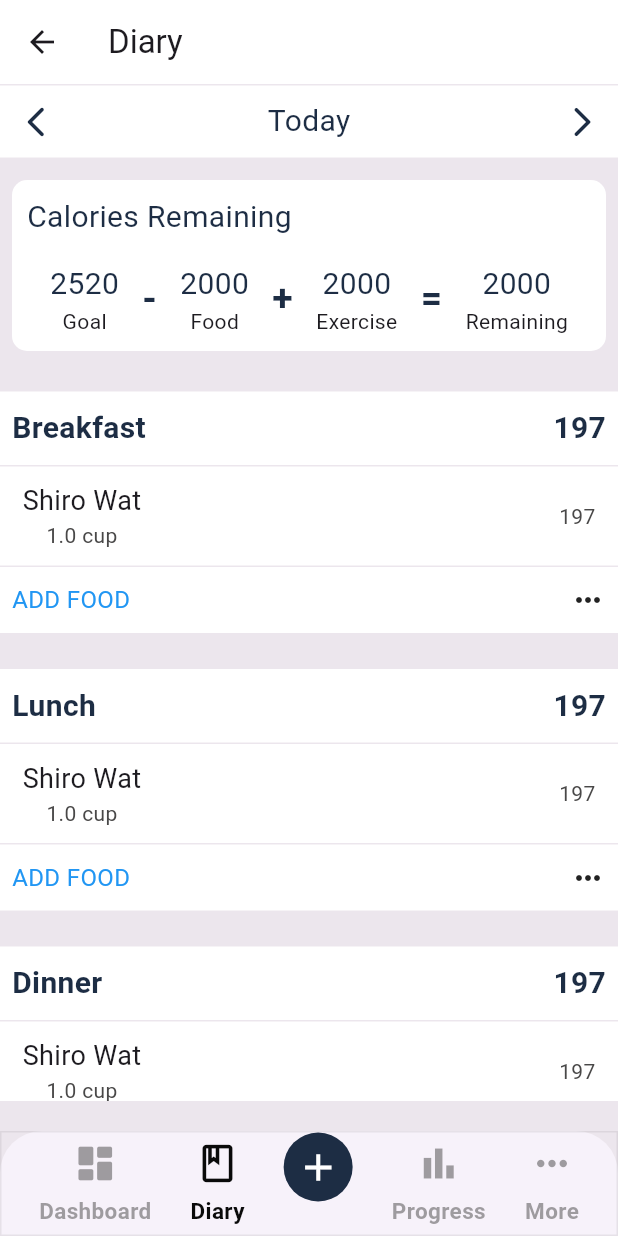
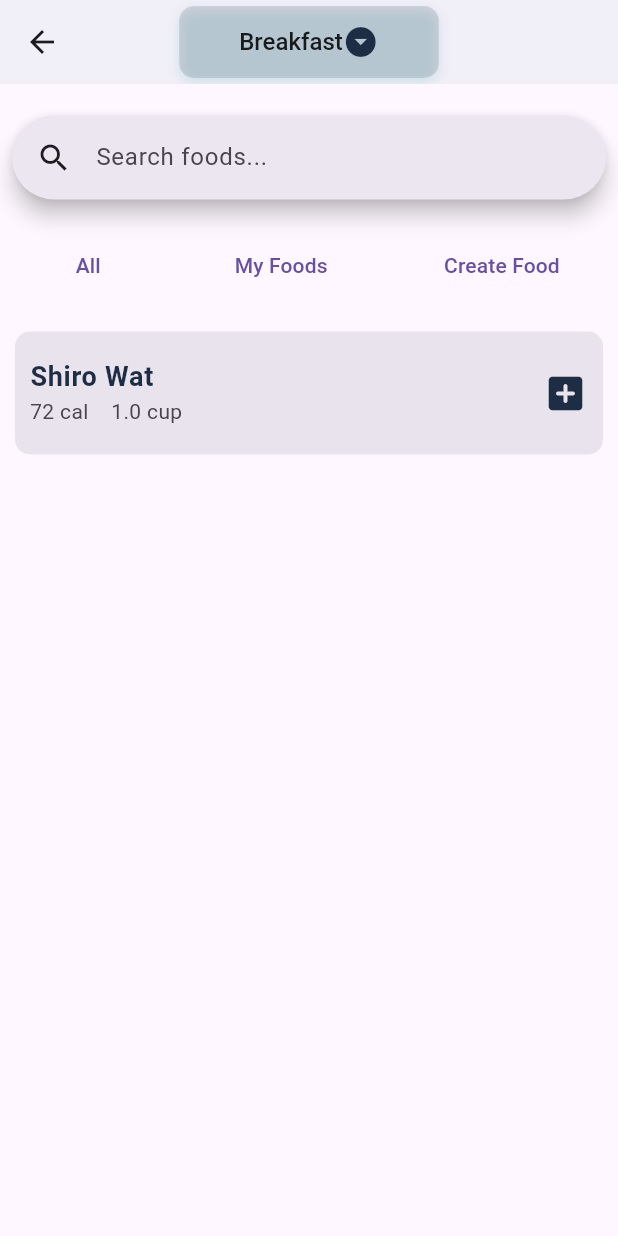
Before and after one commit to jabezinu/MyFitnesspal_TeamIV, a Flutter app: the MainPage screen opened by its route, item 2 of the bottom bar chosen, after a tap on "ADD FOOD", on a phone screen of 412 x 824 dp. Run offline on Flutter 3.47's test engine with Material 3 defaults, Android fonts, the phone set to English and light mode, and no system bars; our stand-ins replace equatable, flutter_bloc, percent_indicator; network calls fail.

Commit message:
added some pages

```diff
--- a/mobile_flutter/lib/logic/diary_items/diary_items_bloc.dart
+++ b/mobile_flutter/lib/logic/diary_items/diary_items_bloc.dart
@@ -6,31 +6,31 @@ Map<String, Map<String, dynamic>> item = {
   'Breakfast': {
     "kcal": 197.0,
     "food": [
-      {"name": "Shiro Wat", "kcal": 197.0},
+      {"name": "Shiro Wat", "kcal": 197.0, "amount": 1.0},
     ],
   },
   'Lunch': {
-    "kcal": 197.0,
+    "kcal": 198.0,
     "food": [
-      {"name": "Shiro Wat", "kcal": 197.0},
+      {"name": "Egg", "kcal": 198.0, "amount": 1.0},
     ],
   },
   'Dinner': {
     "kcal": 197.0,
     "food": [
-      {"name": "Shiro Wat", "kcal": 197.0},
+      {"name": "Shiro Wat", "kcal": 197.0, "amount": 1.0},
     ],
   },
   'Snacks': {
     "kcal": 197.0,
     "food": [
-      {"name": "Shiro Wat", "kcal": 197.0},
+      {"name": "Shiro Wat", "kcal": 197.0, "amount": 1.0},
     ],
   },
   'Exercise': {
     "kcal": 197.0,
     "food": [
-      {"name": "Running", "kcal": 197.0},
+      {"name": "Running", "kcal": 197.0, "amount": 1.0}, // amount = time
     ],
   },
 };
@@ -38,14 +38,24 @@ Map<String, Map<String, dynamic>> item = {
 class DiaryItemsBloc extends Bloc<DiaryItemsEvent, DiaryItemsState> {
   DiaryItemsBloc() : super(DiaryItemsState(item)) {
     on<ItemAddedToDiary>((event, emit) {
-      emit(
-        DiaryItemsState(
-          state.diaryItem[event.itemType]!["food"].add({
-            "name": event.itemName,
-            "kcal": event.kcal,
-          }),
-        ),
+      final Map<String, Map<String, dynamic>> updatedDiary =
+          Map<String, Map<String, dynamic>>.from(state.diaryItem);
+
+      final itemTypeMap = Map<String, dynamic>.from(
+        updatedDiary[event.itemType]!,
       );
+
+      final foodList = List<Map<String, dynamic>>.from(itemTypeMap["food"]);
+      foodList.add({"name": event.itemName, "kcal": event.kcal});
+
+      final updatedKcal = (itemTypeMap["kcal"] as int) + event.kcal;
+
+      itemTypeMap["food"] = foodList;
+      itemTypeMap["kcal"] = updatedKcal;
+
+      updatedDiary[event.itemType] = itemTypeMap;
+
+      emit(DiaryItemsState(updatedDiary));
     });
   }
 }
--- a/mobile_flutter/lib/router/app_router.dart
+++ b/mobile_flutter/lib/router/app_router.dart
@@ -1,5 +1,7 @@
+import 'package:flutter/cupertino.dart';
 import 'package:myfitnesspal/auth/landing_page.dart';
 import 'package:myfitnesspal/ui/screen/daily_checkin_page.dart';
+import 'package:myfitnesspal/ui/screen/food_selection.dart';
 import 'package:myfitnesspal/ui/screen/home.dart';
 import 'package:myfitnesspal/ui/screen/main_page.dart';
 import 'package:myfitnesspal/ui/screen/profile_page.dart';
@@ -14,4 +16,8 @@ final appRoute = {
   '/profile': (_) => ProfilePage(),
   '/waterLog': (_) => WaterLogPage(),
   '/dailyCheckin': (_) => DailyCheckinPage(),
+  '/food_selection': (context) {
+    final args = ModalRoute.of(context)!.settings.arguments as String;
+    return FoodSelection(foodType: args);
+  },
 };
--- a/mobile_flutter/lib/ui/screen/diary.dart
+++ b/mobile_flutter/lib/ui/screen/diary.dart
@@ -1,6 +1,8 @@
 import 'package:flutter/material.dart';
 import 'package:flutter_bloc/flutter_bloc.dart';
 import 'package:myfitnesspal/constatnts/app_colors.dart';
+import 'package:myfitnesspal/logic/diary_items/diary_items_bloc.dart';
+import 'package:myfitnesspal/logic/diary_items/diary_items_state.dart';
 
 class Diary extends StatelessWidget {
   const Diary({super.key});
@@ -178,6 +180,8 @@ Widget _BuildCaloryCal() {
 }
 
 Widget _BuildTabelDisplay(String itemType) {
+  return BlocBuilder<DiaryItemsBloc, DiaryItemsState>(
+    builder: (context, state) {
       return Column(
         children: [
           Container(
@@ -194,35 +198,30 @@ Widget _BuildTabelDisplay(String itemType) {
                     fontWeight: FontWeight.bold,
                   ),
                 ),
+
                 Text(
-              "197",
+                  state.diaryItem[itemType]!["kcal"].toString(),
                   style: TextStyle(
                     color: appBackground(1),
                     fontSize: 20,
                     fontWeight: FontWeight.bold,
                   ),
                 ),
-
-            // BlocBuilder(
-            //   builder: (context, state) {
-            //     return Text(
-            //       "197",
-            //       style: TextStyle(
-            //         color: appBackground(1),
-            //         fontSize: 20,
-            //         fontWeight: FontWeight.bold,
-            //       ),
-            //     );
-            //   },
-            // ),
               ],
             ),
           ),
 
-      _BuildFoodList(),
+          for (var foods in state.diaryItem[itemType]!["food"])
+            _BuildFoodList(itemType, foods),
 
           InkWell(
-        onTap: () {},
+            onTap: () {
+              Navigator.pushNamed(
+                context,
+                '/food_selection',
+                arguments: itemType,
+              );
+            },
             child: Container(
               padding: EdgeInsets.symmetric(vertical: 10, horizontal: 8),
               color: appWhite(1),
@@ -230,7 +229,7 @@ Widget _BuildTabelDisplay(String itemType) {
                 mainAxisAlignment: MainAxisAlignment.spaceBetween,
                 children: [
                   Text(
-                "ADD FOOD",
+                    itemType != "Exercise" ? "ADD FOOD" : "ADD Exercise",
                     style: TextStyle(color: Colors.blue, fontSize: 16),
                   ),
                   Icon(Icons.more_horiz_rounded),
@@ -240,9 +239,11 @@ Widget _BuildTabelDisplay(String itemType) {
           ),
         ],
       );
+    },
+  );
 }
 
-Widget _BuildFoodList() {
+Widget _BuildFoodList(String itemType, Map food) {
   return Container(
     color: appWhite(1),
     margin: EdgeInsets.symmetric(vertical: 1),
@@ -251,12 +252,18 @@ Widget _BuildFoodList() {
       mainAxisAlignment: MainAxisAlignment.spaceBetween,
       children: [
         Column(
+          crossAxisAlignment: CrossAxisAlignment.start,
+          spacing: 2,
           children: [
-            Text("Shiro Wat", style: TextStyle(fontSize: 18)),
-            Text("1.0 cup", style: TextStyle(color: appGrey(1))),
+            Text(food["name"], style: TextStyle(fontSize: 18)),
+            Text(
+              food["amount"].toString() +
+                  (itemType != "Exercise" ? " cup" : " min"),
+              style: TextStyle(color: appGrey(1)),
+            ),
           ],
         ),
-        Text("197", style: TextStyle(color: appGrey(1))),
+        Text(food["kcal"].toString(), style: TextStyle(color: appGrey(1))),
       ],
     ),
   );
--- /dev/null
+++ b/mobile_flutter/lib/ui/screen/food_selection.dart
@@ -0,0 +1,183 @@
+import 'package:flutter/material.dart';
+import 'package:myfitnesspal/constatnts/app_colors.dart';
+
+class FoodSelection extends StatefulWidget {
+  final String foodType;
+
+  const FoodSelection({required this.foodType, super.key});
+
+  @override
+  State<StatefulWidget> createState() => _FoodSelectionState(foodType);
+}
+
+class _FoodSelectionState extends State<FoodSelection> {
+  String foodType;
+
+  _FoodSelectionState(this.foodType);
+
+  @override
+  Widget build(BuildContext context) {
+    Size screenSize = MediaQuery.sizeOf(context);
+    return Scaffold(
+      appBar: AppBar(
+        centerTitle: true,
+        backgroundColor: Colors.white,
+        elevation: 4,
+        title: Container(
+          padding: const EdgeInsets.symmetric(horizontal: 40),
+          decoration: BoxDecoration(
+            color: appBackground(0.15),
+            borderRadius: BorderRadius.circular(10),
+            boxShadow: [
+              BoxShadow(
+                color: const Color.fromARGB(255, 76, 168, 175).withOpacity(0.2),
+                blurRadius: 6,
+                offset: const Offset(0, 3),
+              ),
+            ],
+          ),
+          child: DropdownButton<String>(
+            value: foodType,
+            icon: Icon(Icons.arrow_drop_down_circle, color: appBackground(1)),
+            underline: const SizedBox(),
+            style: const TextStyle(
+              color: Colors.black87,
+              fontSize: 16,
+              fontWeight: FontWeight.w500,
+            ),
+            onChanged: (String? newValue) {
+              setState(() {
+                foodType = newValue!;
+              });
+            },
+            items:
+                <String>[
+                  "Breakfast",
+                  "Lunch",
+                  "Dinner",
+                  "Snacks",
+                ].map<DropdownMenuItem<String>>((String value) {
+                  return DropdownMenuItem<String>(
+                    value: value,
+                    child: Text(value),
+                  );
+                }).toList(),
+          ),
+        ),
+      ),
+
+      body: Column(
+        spacing: 20,
+        children: [
+          SizedBox(height: 1),
+          _buildSearchAnchor(),
+
+          Row(
+            mainAxisAlignment: MainAxisAlignment.spaceAround,
+            children: [
+              TextButton(onPressed: () {}, child: Text("All")),
+              TextButton(onPressed: () {}, child: Text("My Foods")),
+              TextButton(onPressed: () {}, child: Text("Create Food")),
+            ],
+          ),
+          SizedBox(
+            // color: Colors.red,
+            height: screenSize.height / 1.5,
+            child: ListView(children: [_buildFoodShowing()]),
+          ),
+        ],
+      ),
+    );
+  }
+}
+
+Widget _buildSearchAnchor() {
+  final List<String> items = [
+    "Apple",
+    "Banana",
+    "Cherry",
+    "Date",
+    "Elderberry",
+    "Fig",
+    "Grape",
+    "Honeydew",
+  ];
+  return Padding(
+    padding: const EdgeInsets.symmetric(horizontal: 8.0),
+    child: SearchAnchor.bar(
+      barHintText: "Search foods...",
+      suggestionsBuilder: (context, controller) {
+        final query = controller.text;
+        final filtered =
+            items
+                .where(
+                  (item) => item.toLowerCase().contains(query.toLowerCase()),
+                )
+                .toList();
+
+        return filtered.map((item) {
+          return Padding(
+            padding: const EdgeInsets.symmetric(horizontal: 8.0, vertical: 4.0),
+            child: AnimatedContainer(
+              duration: const Duration(milliseconds: 300),
+              curve: Curves.easeInOut,
+              decoration: BoxDecoration(
+                color: appWhite(0.31),
+                borderRadius: BorderRadius.circular(12),
+                boxShadow: [
+                  BoxShadow(
+                    color: appBackground(1).withOpacity(0.32),
+                    blurRadius: 6,
+                    offset: const Offset(0, 3),
+                  ),
+                ],
+              ),
+              child: ListTile(
+                leading: Icon(
+                  Icons.food_bank,
+                  color: const Color.fromARGB(255, 2, 92, 247),
+                ),
+                title: Text(
+                  item,
+                  style: const TextStyle(
+                    fontWeight: FontWeight.w500,
+                    color: Color.fromARGB(255, 7, 32, 48),
+                  ),
+                ),
+                onTap: () {
+                  controller.text = item;
+                  FocusScope.of(context).unfocus();
+                },
+              ),
+            ),
+          );
+        }).toList();
+      },
+    ),
+  );
+}
+
+Widget _buildFoodShowing() {
+  return Padding(
+    padding: const EdgeInsets.symmetric(horizontal: 10.0),
+    child: ListTile(
+      onTap: () {},
+      shape: RoundedRectangleBorder(
+        borderRadius: BorderRadiusGeometry.circular(10),
+      ),
+
+      title: Text(
+        "Shiro Wat",
+        style: TextStyle(
+          color: appBackground(1),
+          fontSize: 18,
+          fontWeight: FontWeight.bold,
+        ),
+      ),
+      tileColor: appBackground(0.1),
+      subtitle: Row(spacing: 15, children: [Text("72 cal"), Text("1.0 cup")]),
+      contentPadding: EdgeInsets.symmetric(horizontal: 10, vertical: 5),
+      trailing: Icon(Icons.add_box_rounded, color: appBackground(1), size: 30),
+    ),
+  );
+}
--- a/mobile_flutter/lib/ui/screen/home.dart
+++ b/mobile_flutter/lib/ui/screen/home.dart
@@ -209,7 +209,7 @@ Widget _buildCaloriesCard() {
                   animateToInitialPercent: true,
                   animation: true,
                   restartAnimation: true,
-                  animationDuration: 900,
+                  animationDuration: 600,
                   center: Padding(
                     padding: const EdgeInsets.only(top: 50.0),
                     child: Column(
@@ -231,7 +231,7 @@ Widget _buildCaloriesCard() {
                   ),
                 ),
                 Column(
-                  spacing: 3,
+                  spacing: 5,
                   crossAxisAlignment: CrossAxisAlignment.start,
                   children: [
                     for (var item in someData)
@@ -244,6 +244,7 @@ Widget _buildCaloriesCard() {
                             color: const Color.fromARGB(255, 243, 33, 86),
                           ),
                           Column(
+                            crossAxisAlignment: CrossAxisAlignment.start,
                             children: [
                               Text(
                                 item["label"],
@@ -251,6 +252,7 @@ Widget _buildCaloriesCard() {
                               ),
                               Text(
                                 "2520",
+                                textAlign: TextAlign.left,
                                 style: TextStyle(
                                   color: appBackground(1),
                                   fontSize: 16,
```
Lines whose indentation alone changed are shown as unchanged.
